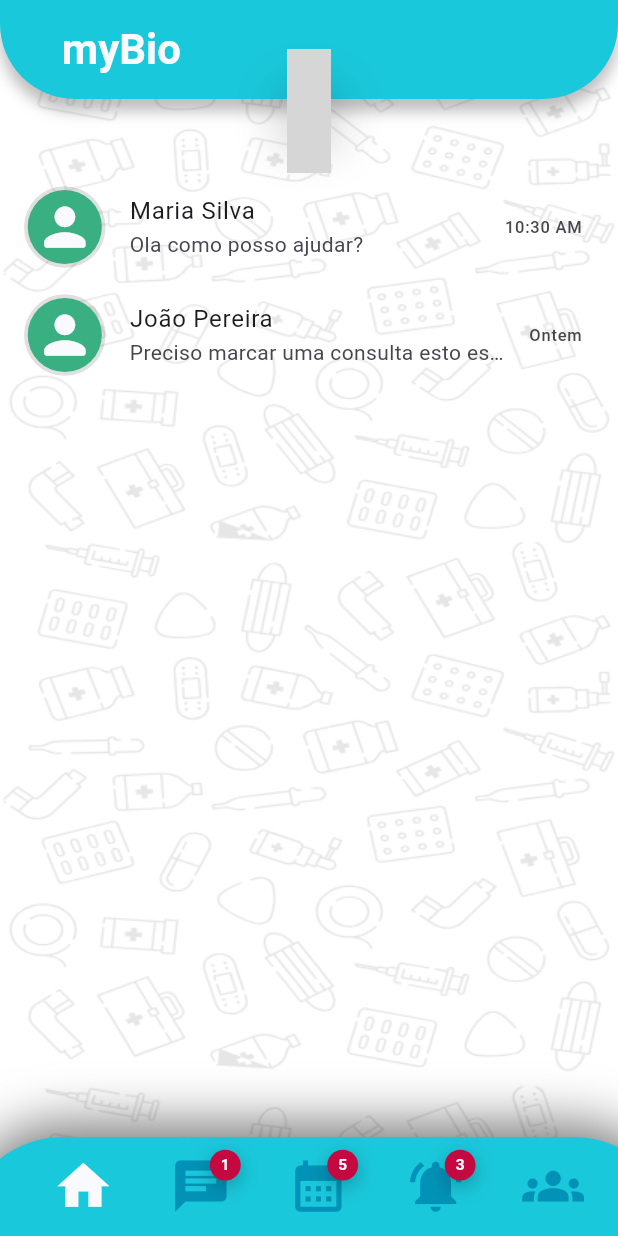
After one commit to consultit-angola/BiogestClinic.Mobile, a Flutter app: the AlarmePage screen opened by its route, on a phone screen of 412 x 824 dp. The commit adds this screen. Run offline on Flutter 3.47's test engine with Material 3 defaults, Android fonts, the phone set to English and light mode, and no system bars; our stand-ins replace flutter_dotenv, flutter_easyloading, flutter_form_builder, flutter_svg, form_builder_validators, get and 2 more; accounts and stored records are empty; network calls fail; project files that could hold a hidden picture were left out; grey boxes are pictures that could not be loaded.

Commit message:
202510212027

```diff
--- /dev/null
+++ b/lib/app/bindings/alarme_binding.dart
@@ -0,0 +1,9 @@
+import 'package:get/get.dart';
+import '../controllers/index.dart';
+
+class AlarmeBinding implements Bindings {
+  @override
+  void dependencies() {
+    Get.lazyPut<AlarmeController>(() => AlarmeController());
+  }
+}
--- a/lib/app/bindings/chat_binding.dart
+++ b/lib/app/bindings/chat_binding.dart
@@ -1,5 +1,5 @@
 import 'package:get/get.dart';
-import '../controllers/chat_controller.dart';
+import '../controllers/index.dart';
 
 class ChatBinding implements Bindings {
   @override
--- a/lib/app/bindings/index.dart
+++ b/lib/app/bindings/index.dart
@@ -1,3 +1,4 @@
+export 'alarme_binding.dart';
 export 'chat_binding.dart';
 export 'home_binding.dart';
 export 'login_binding.dart';
--- a/lib/app/bindings/login_binding.dart
+++ b/lib/app/bindings/login_binding.dart
@@ -1,5 +1,5 @@
 import 'package:get/get.dart';
-import '../controllers/login_controller.dart';
+import '../controllers/index.dart';
 
 class LoginBinding implements Bindings {
   @override
--- /dev/null
+++ b/lib/app/controllers/alarme_controller.dart
@@ -0,0 +1,8 @@
+import 'package:flutter/material.dart';
+import 'package:get/get.dart';
+
+class AlarmeController extends GetxController {
+  static AlarmeController get to => Get.find<AlarmeController>();
+
+  Future init(BuildContext context) async {}
+}
--- a/lib/app/controllers/index.dart
+++ b/lib/app/controllers/index.dart
@@ -1,3 +1,4 @@
+export 'alarme_controller.dart';
 export 'chat_controller.dart';
 export 'global_controller.dart';
 export 'home_controller.dart';
--- a/lib/app/routes/app_pages.dart
+++ b/lib/app/routes/app_pages.dart
@@ -26,10 +26,11 @@ abstract class AppPages {
       page: () => const ChatDetailsPage(),
       binding: ChatBinding(),
     ),
-    // GetPage(
-    //     name: Routes.driverRegister,
-    //     page: () => const DriverRegisterPage(),
-    //     binding: DriverRegisterBinding()),
+    GetPage(
+      name: Routes.alarme,
+      page: () => const AlarmePage(),
+      binding: AlarmeBinding(),
+    ),
     // GetPage(
     //     name: Routes.driverMap,
     //     page: () => const DriverMapPage(),
--- a/lib/app/routes/app_routes.dart
+++ b/lib/app/routes/app_routes.dart
@@ -5,6 +5,6 @@ abstract class Routes {
   static const chat = '/chat';
   static const chatDetails = '/chat_details';
   static const calendar = '/calendar';
-  static const alarm = '/alarm';
+  static const alarme = '/alarm';
   static const activities = '/activities';
 }
--- a/lib/app/ui/index.dart
+++ b/lib/app/ui/index.dart
@@ -2,6 +2,7 @@ export 'global_widgets/custom_appbar.dart';
 export 'global_widgets/custom_menu.dart';
 export 'pages/chat/chat_page.dart';
 export 'pages/chat/chat_details_page.dart';
+export 'pages/alarme_page.dart';
 export 'pages/home_page.dart';
 export 'pages/login_page.dart';
 export 'pages/splash_page.dart';
--- /dev/null
+++ b/lib/app/ui/pages/alarme_page.dart
@@ -0,0 +1,120 @@
+import 'package:get/get.dart';
+import 'package:flutter/material.dart';
+
+import '../../controllers/index.dart';
+import '../../routes/index.dart';
+import '../index.dart';
+
+class AlarmePage extends GetView<AlarmeController> {
+  const AlarmePage({super.key});
+
+  @override
+  Widget build(BuildContext context) {
+    return GetBuilder<AlarmeController>(
+      builder: (chatController) => Scaffold(
+        resizeToAvoidBottomInset: false,
+        body: Stack(
+          children: [
+            Image.asset(
+              'assets/images/background.png',
+              width: Get.width,
+              height: Get.height,
+              fit: BoxFit.fill,
+            ),
+            Stack(
+              children: [
+                Column(children: [customAppbar(), notificationList()]),
+                customMenu(),
+              ],
+            ),
+          ],
+        ),
+      ),
+    );
+  }
+
+  Widget notificationList() {
+    return Expanded(
+      child: ListView(
+        padding: EdgeInsets.zero,
+        children: [
+          contact(
+            title: 'Maria Silva',
+            subtitle: 'Ola como posso ajudar?',
+            time: '10:30 AM',
+            userID: 1,
+          ),
+          contact(
+            title: 'João Pereira',
+            subtitle:
+                'Preciso marcar uma consulta esto es para aumentar el tamano del texto y ver como se comporta en la interfaz de usuario.',
+            time: 'Ontem',
+            userID: 2,
+          ),
+        ],
+      ),
+    );
+  }
+
+  Widget contact({
+    required String title,
+    required String subtitle,
+    required String time,
+    required int userID,
+  }) {
+    return ListTile(
+      leading: CircleAvatar(
+        radius: Get.width * 0.066,
+        backgroundColor: Colors.black12,
+        child: CircleAvatar(
+          radius: Get.width * 0.06,
+          backgroundColor: CustomColors.secondaryColor,
+          child: Icon(
+            Icons.person_rounded,
+            size: Get.width * 0.1,
+            color: CustomColors.witheColor,
+          ),
+        ),
+      ),
+      title: Text(title),
+      subtitle: Text(
+        subtitle,
+        maxLines: 1,
+        overflow: TextOverflow.ellipsis,
+        softWrap: false,
+      ),
+      onTap: () {
+        Get.toNamed(Routes.chatDetails, arguments: {'userID': userID});
+      },
+      trailing: Text(time),
+    );
+  }
+
+  Widget search() {
+    return Padding(
+      padding: EdgeInsets.all(Get.width * 0.05),
+      child: Container(
+        decoration: BoxDecoration(
+          color: CustomColors.witheColor,
+          borderRadius: BorderRadius.circular(30),
+          boxShadow: [
+            BoxShadow(
+              color: Colors.black.withValues(alpha: 0.15),
+              blurRadius: 10,
+              offset: const Offset(0, 4),
+            ),
+          ],
+        ),
+        child: TextField(
+          decoration: InputDecoration(
+            hintText: 'Pesquisar contatos',
+            prefixIcon: const Icon(Icons.search),
+            border: InputBorder.none,
+            contentPadding: const EdgeInsets.symmetric(vertical: 14),
+          ),
+          onChanged: (value) {},
+        ),
+      ),
+    );
+  }
+}
--- a/lib/app/ui/pages/home_page.dart
+++ b/lib/app/ui/pages/home_page.dart
@@ -101,7 +101,7 @@ class HomePage extends GetView<HomeController> {
                       pendingNotifCount: 3,
                       onTap: () {
                         CustomMenuController.to.selectItem(3);
-                        Get.toNamed(Routes.alarm);
+                        Get.toNamed(Routes.alarme);
                       },
                     ),
                   ),
--- a/lib/main.dart
+++ b/lib/main.dart
@@ -21,6 +21,7 @@ void main() async {
   Get.put(HomeController());
   Get.put(ChatController());
   Get.put(CustomMenuController());
+  Get.put(AlarmeController());
 
   configLoading();
   runApp(const MainApp());
```
Also changed, not shown: lib/app/ui/global_widgets/custom_menu.dart (+1 -128 lines).
